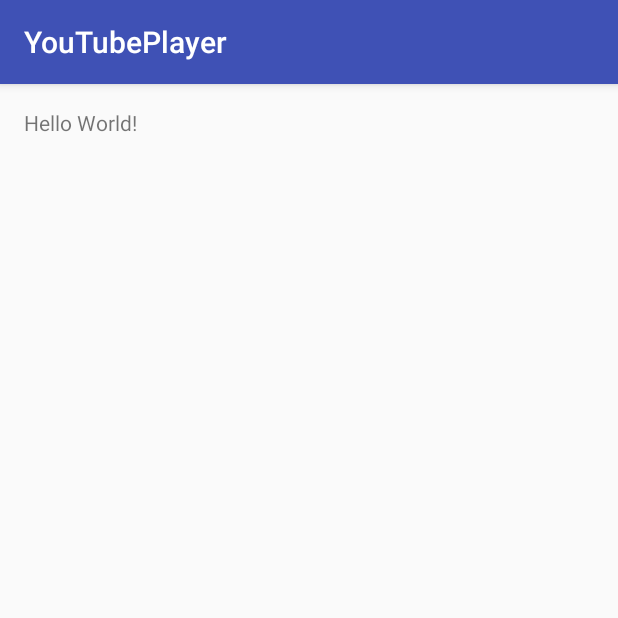
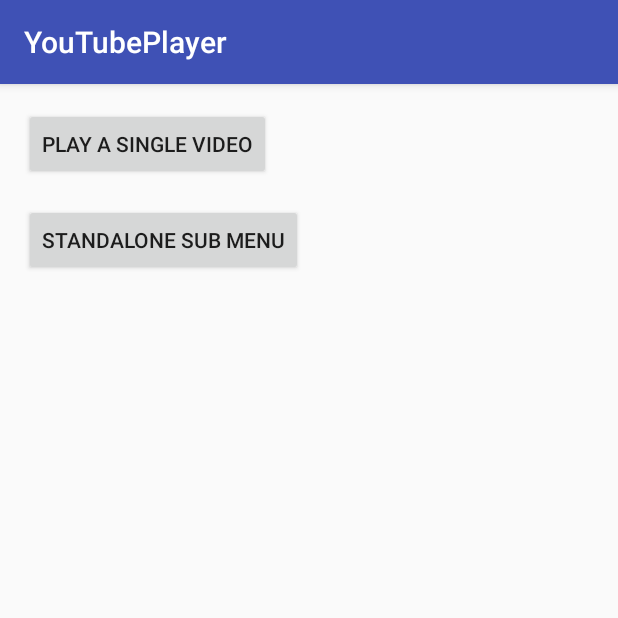
Before and after one commit to RichardSilveira/Android-YouTubePlayerApp, an Android app: the screen it shows after launch (MainActivity), on a phone screen of 412 x 824 dp, the top half of it. Run offline under Robolectric (Android 15) with nearby library versions, the phone set to English and light mode, and no system bars.

Commit message:
A lot of...

```diff
--- a/app/src/main/AndroidManifest.xml
+++ b/app/src/main/AndroidManifest.xml
@@ -2,6 +2,7 @@
 <manifest xmlns:android="http://schemas.android.com/apk/res/android"
     package="samples.richardlee.youtubeplayer">
 
+    <uses-permission android:name="android.permission.INTERNET"/>
     <application
         android:allowBackup="true"
         android:icon="@mipmap/ic_launcher"
--- a/app/src/main/java/samples/richardlee/youtubeplayer/MainActivity.java
+++ b/app/src/main/java/samples/richardlee/youtubeplayer/MainActivity.java
@@ -1,13 +1,40 @@
 package samples.richardlee.youtubeplayer;
 
+import android.content.Intent;
+import android.os.Bundle;
 import android.support.v7.app.AppCompatActivity;
-import android.os.Bundle;
+import android.view.View;
+import android.widget.Button;
 
-public class MainActivity extends AppCompatActivity {
+public class MainActivity extends AppCompatActivity implements View.OnClickListener {
 
     @Override
     protected void onCreate(Bundle savedInstanceState) {
         super.onCreate(savedInstanceState);
         setContentView(R.layout.activity_main);
+
+        Button btnPlaySingle = (Button) findViewById(R.id.btnPlaySingle);
+        Button btnStandalone = (Button) findViewById(R.id.btnStandalone);
+
+        btnPlaySingle.setOnClickListener(this);
+        btnStandalone.setOnClickListener(this);
+    }
+
+    @Override
+    public void onClick(View view) {
+
+        Intent intent = null;
+
+        switch (view.getId()) {
+            case R.id.btnPlaySingle:
+                intent = new Intent(this, YoutubeActivity.class);
+                break;
+            case R.id.btnStandalone:
+                intent = new Intent(this, StandAloneActivity.class);
+                break;
+        }
+
+        startActivity(intent);
+
     }
 }
--- a/app/src/main/res/layout/activity_main.xml
+++ b/app/src/main/res/layout/activity_main.xml
@@ -7,15 +7,23 @@
     android:layout_height="match_parent"
     tools:context="samples.richardlee.youtubeplayer.MainActivity">
 
-    <TextView
+    <Button
+        android:id="@+id/btnPlaySingle"
         android:layout_width="wrap_content"
         android:layout_height="wrap_content"
-        android:text="Hello World!"
-        tools:layout_constraintTop_creator="1"
+        android:layout_marginLeft="16dp"
         android:layout_marginStart="16dp"
         android:layout_marginTop="16dp"
-        tools:layout_constraintLeft_creator="1"
-        app:layout_constraintLeft_toLeftOf="parent"
-        app:layout_constraintTop_toTopOf="parent"
-        android:layout_marginLeft="16dp" />
+        android:text="Play a single video"
+        app:layout_constraintLeft_toLeftOf="@+id/activity_main"
+        app:layout_constraintTop_toTopOf="@+id/activity_main" />
+
+    <Button
+        android:id="@+id/btnStandalone"
+        android:layout_width="wrap_content"
+        android:layout_height="wrap_content"
+        android:layout_marginTop="16dp"
+        android:text="Standalone Sub Menu"
+        app:layout_constraintLeft_toLeftOf="@+id/btnPlaySingle"
+        app:layout_constraintTop_toBottomOf="@+id/btnPlaySingle" />
 </android.support.constraint.ConstraintLayout>
```
Also changed, not shown: app/build.gradle (+4 -4 lines).
